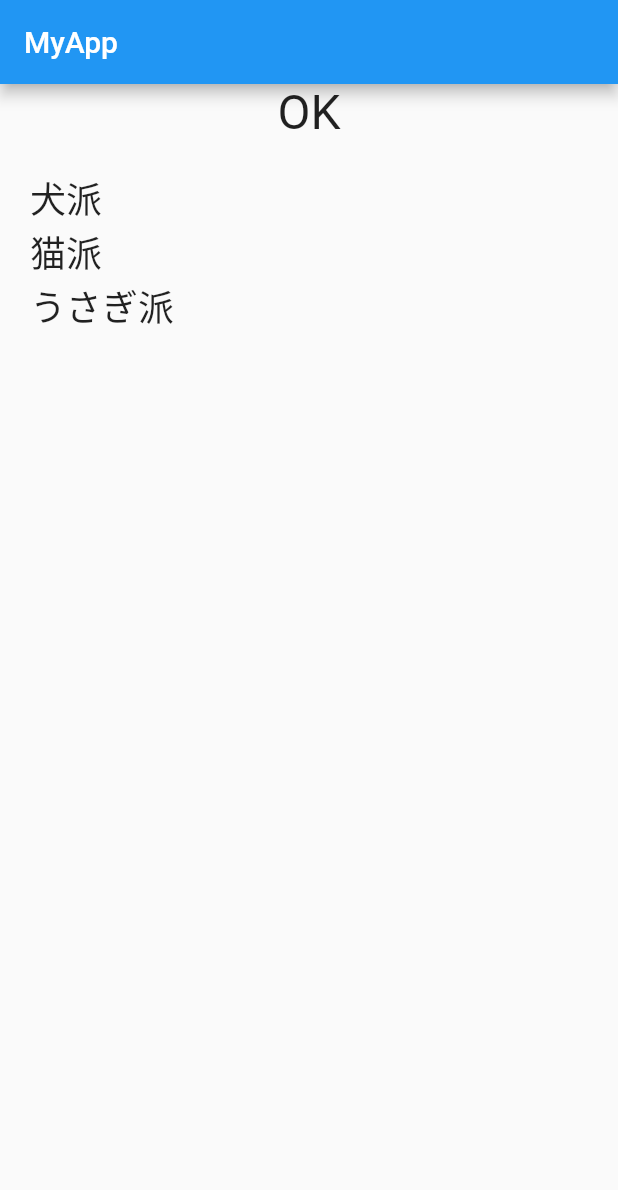
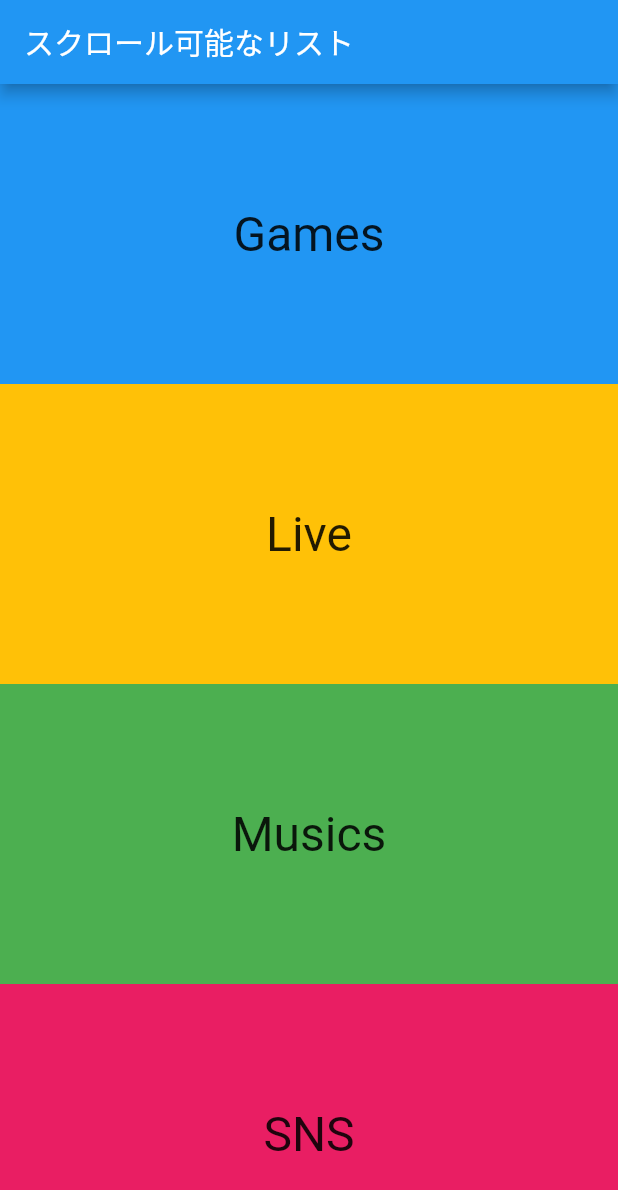
Before and after one commit to Sakiika2128/f_test, a Flutter app: the screen it shows after launch, on a phone screen of 412 x 824 dp. Shown: the top 1190 px of the screen. Run offline on Flutter 3.47's test engine with Material 2 defaults, Android fonts, the phone set to English and light mode, and no system bars.

Commit message:
SingleChildScrollViewできた

```diff
--- a/lib/main.dart
+++ b/lib/main.dart
@@ -28,30 +28,69 @@ class MyHomePage extends StatefulWidget {
 }
 
 class _MyHomePageState extends State<MyHomePage> {
-  static var _message = 'OK';
-
   @override
-  Widget build(BuildContext context){
+  Widget build(BuildContext context) {
     return Scaffold(
       appBar: AppBar(
-        title: Text('MyApp'),
+        title: Text('スクロール可能なリスト'),
       ),
-      body: Column(
-        children: [
-          Text(
-            _message,
-            style: TextStyle(fontSize: 32),
-          ),
-          ListView(
-            shrinkWrap: true,
-            padding: EdgeInsets.all(20),
-            children: [
-              Text('犬派', style: TextStyle( fontSize: 24)),
-              Text('猫派', style: TextStyle(fontSize: 24)),
-              Text('うさぎ派', style: TextStyle(fontSize: 24)),
-            ],
-          ),
-        ],
+      body: SingleChildScrollView(
+        child: Column(
+          mainAxisAlignment: MainAxisAlignment.start,
+          mainAxisSize: MainAxisSize.min,
+          children: [
+            Container(
+              color: Colors.blue,
+              height: 200,
+              child: const Center(
+                child: const Text(
+                  'Games',
+                  style: TextStyle(fontSize: 32),
+                ),
+              ),
+            ),
+            Container(
+              color: Colors.amber,
+              height: 200,
+              child: const Center(
+                child: const Text(
+                  'Live',
+                  style: TextStyle(fontSize: 32),
+                ),
+              ),
+            ),
+            Container(
+              color: Colors.green,
+              height: 200,
+              child: const Center(
+                child: Text(
+                  'Musics',
+                  style: TextStyle(fontSize: 32),
+                ),
+              ),
+            ),
+            Container(
+              color: Colors.pink,
+              height: 200,
+              child: const Center(
+                child: Text(
+                  'SNS',
+                  style: TextStyle(fontSize: 32),
+                ),
+              ),
+            ),
+            Container(
+              color: Colors.orange,
+              height: 200,
+              child: const Center(
+                child: Text(
+                  'Beauty',
+                  style: TextStyle(fontSize: 32),
+                ),
+              ),
+            ),
+          ],
+        ),
       ),
     );
   }
```
